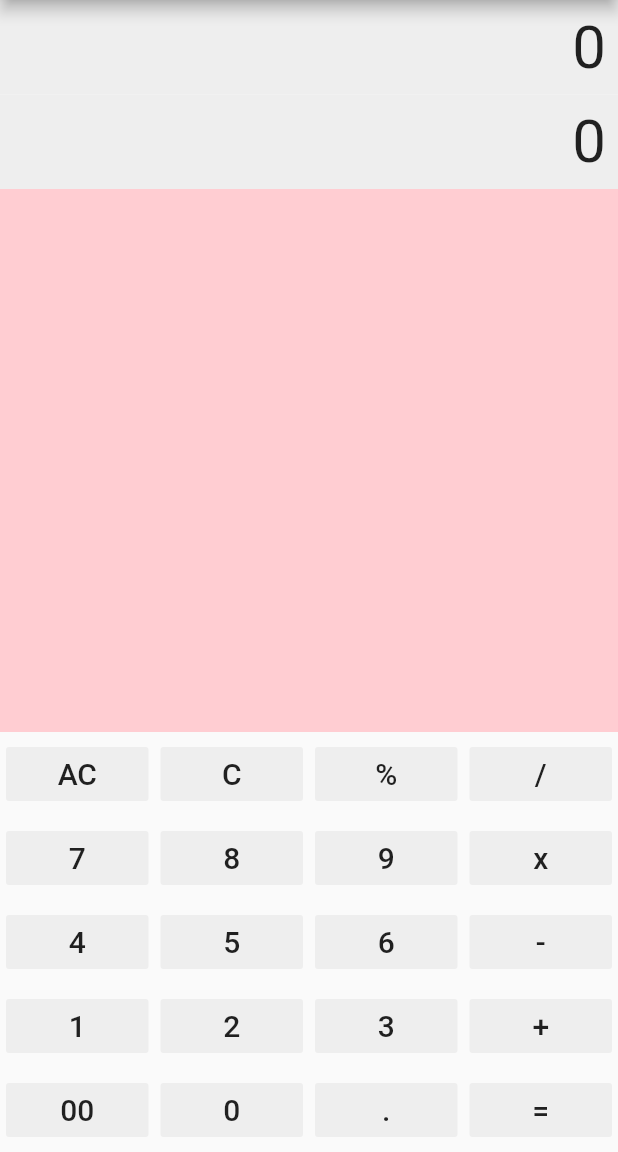
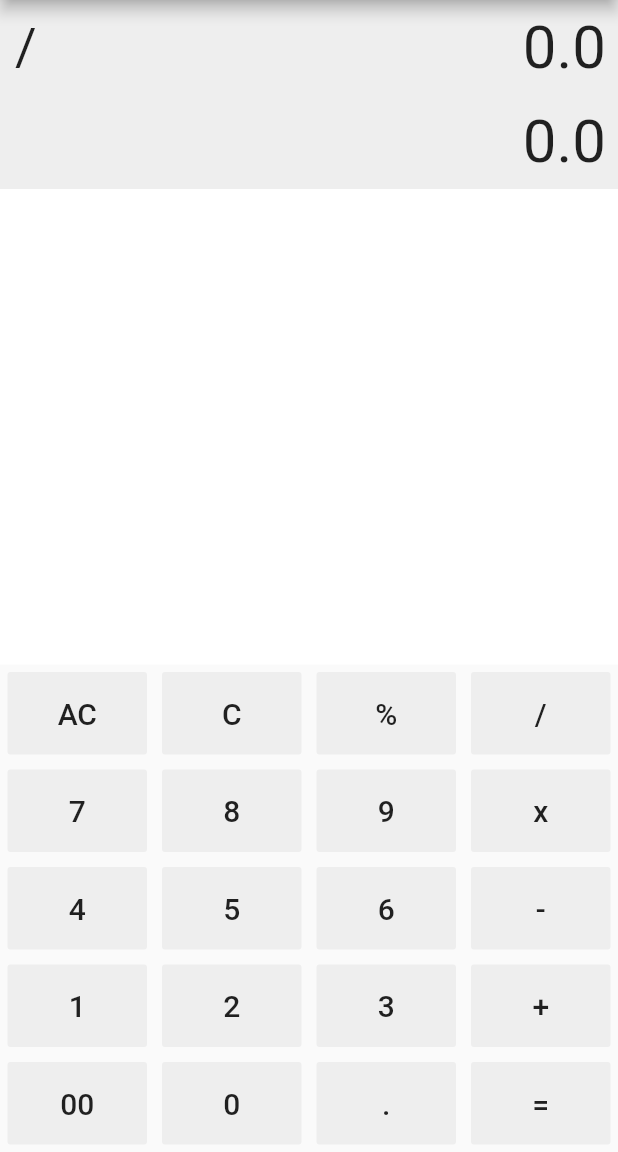
Before and after one commit to apoorva041094/flutter_calc, a Flutter app: the screen it shows after launch, after a tap on an icon or button, on a phone screen of 412 x 824 dp, the part 84-1236 px from its top. Run offline on Flutter 3.47's test engine with Material 2 defaults, Android fonts, the phone set to English and light mode, and no system bars.

Commit message:
changes made

```diff
--- a/lib/main.dart
+++ b/lib/main.dart
@@ -27,10 +27,10 @@ class MyHomePage extends StatefulWidget {
 
 class _MyHomePageState extends State<MyHomePage> {
 
-  int _displayNumber = 0;
-  int _display2 = 0;
+  double _displayNumber = 0.0;
+  double _display2 = 0.0;
   String _operator = '';
-  int _firstnumber = 0, _secondnumber = 0;
+  double _firstnumber = 0.0, _secondnumber = 0.0;
 
   void actionPerform(){
     if(_operator == '+'){
@@ -39,52 +39,58 @@ class _MyHomePageState extends State<MyHomePage> {
     else if(_operator == '-'){
       _displayNumber = _firstnumber - _secondnumber;
     }
-    else if(_operator == '*'){
+    else if(_operator == 'x'){
       _displayNumber = _firstnumber * _secondnumber;
     }
     else if(_operator == '/'){
-      _displayNumber = _firstnumber ~/ _secondnumber;
+      _displayNumber = _firstnumber / _secondnumber;
     }
-    _display2 = 0;
+    _display2 = 0.0;
   }
 
   void calcValue(number){
     if(number == 'C'){
-      _displayNumber = 0;
-      _display2 =0;
-      _firstnumber = 0;
-      _secondnumber = 0;
+      _displayNumber = 0.0;
+      _display2 =0.0;
+      _firstnumber = 0.0;
+      _secondnumber = 0.0;
     }
     else if(number == '='){
       _secondnumber = _displayNumber;
       actionPerform();
     }
-    else if(number == '+' || number == '-' || number == '*' || number == '/' || number == '%'){
-      if(number == '%'){
-        _displayNumber = _firstnumber ~/ 100;
-        _display2 = 0;
-      }else{
+    else if(number == '+' || number == '-' || number == 'x' || number == '/') {
       _operator = number;
+      _firstnumber = _displayNumber;
       _display2 = _displayNumber;
-        _firstnumber = _displayNumber;
-        _displayNumber = 0;
+      _displayNumber = 0.0;
+    }
+    else if(number == '%') {
+      if (_display2 == '0.0') {
+        _displayNumber = _firstnumber / 100;
+      } else {
+        _secondnumber = _displayNumber;
+        actionPerform();
+        _displayNumber = _displayNumber / 100;
       }
     }
     else {
-      _displayNumber =
-          int.parse((_displayNumber).toString() + number);
+      _displayNumber = double.parse(_displayNumber.toString()) * 10 + double.parse(number) ;
     }
   }
 
   Widget _buildButton(String number) {
     return Expanded(
       child: Padding(
-        padding: const EdgeInsets.all(4.0),
+        padding: const EdgeInsets.all(5.0),
         child: FlatButton(
           color: Colors.grey[200],
+          child: Padding(
+            padding: const EdgeInsets.all(16.0),
             child: Text(number,  style : TextStyle(
               fontSize: 20.0,
             ),),
+          ),
           onPressed: (){
             calcValue(number);
             setState(() {
@@ -106,14 +112,25 @@ class _MyHomePageState extends State<MyHomePage> {
       ),
       body: Column(
         children: [
+          Container(
+            color: Colors.grey[200],
+            child: Column(
+              children: [
                 Row(
                   // mainAxisAlignment: MainAxisAlignment.end,
                   children: [
+                    Container(
+                      padding: const EdgeInsets.all(10),
+
+                      child:  Text(_operator, style: TextStyle(
+                        fontSize: 35.0,
+                      )),
+                    ),
+
                     Expanded(
                       flex: 2,
                       child: Container(
                         padding: const EdgeInsets.all(8.0),
-                  color: Colors.grey[200],
                         child: Text(
                           _display2.toString(),
                           style: TextStyle(
@@ -132,7 +149,6 @@ class _MyHomePageState extends State<MyHomePage> {
                       flex: 2,
                       child: Container(
                         padding: const EdgeInsets.all(8.0),
-                  color: Colors.grey[200],
                         child: Text(
                           _displayNumber.toString(),
                           style: TextStyle(
@@ -144,9 +160,12 @@ class _MyHomePageState extends State<MyHomePage> {
                     ),
                   ],
                 ),
+              ],
+            ),
+          ),
           Expanded(
             child: Container(
-              color: Colors.red[100],
+              color: Colors.white,
             ),
           ),
           Row(
```
Lines whose indentation alone changed are shown as unchanged.
